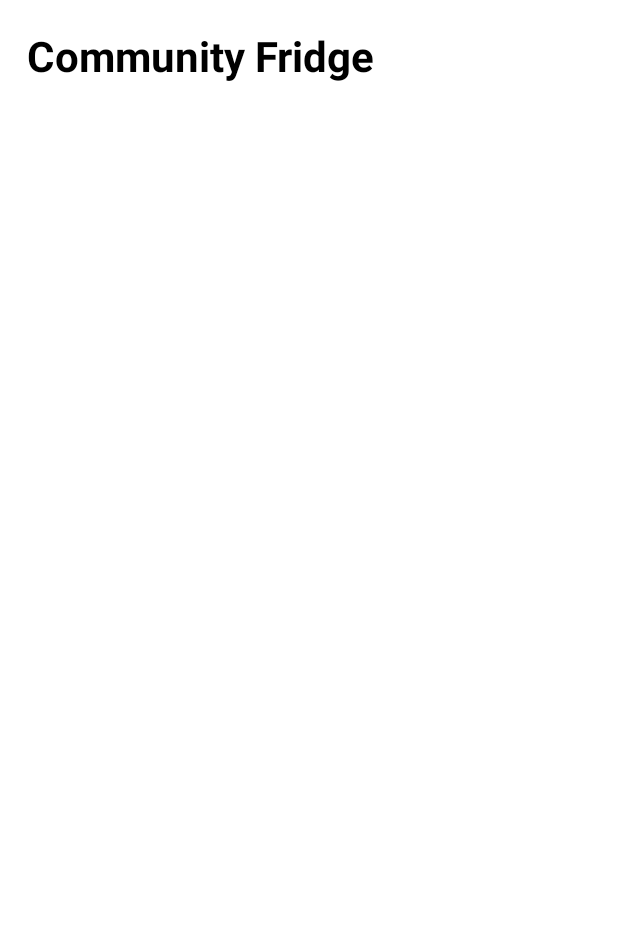
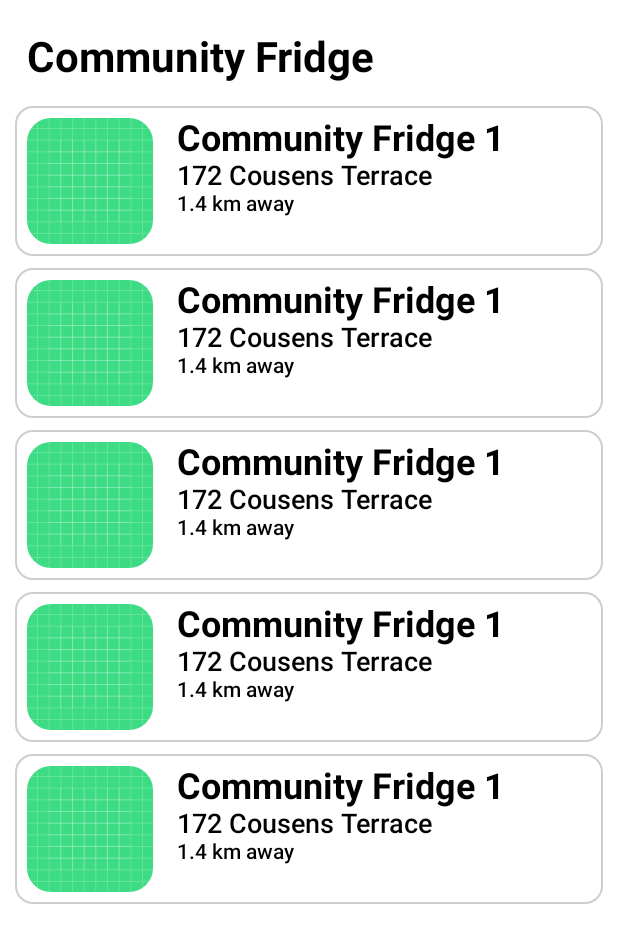
Before and after one commit to zaydadnan08/CS446, an Android app built with Jetpack Compose: the @Preview function CommunityFridgeScreen, on a phone screen of 412 x 824 dp. Shown: the top 943 px of the screen. Run offline under Robolectric (Android 15) with nearby library versions, the phone set to English and light mode, and no system bars.

Commit message:
community basic ui

```diff
--- a/app/src/main/java/com/example/farmerpro/ui/home/fridge/communityfridgescreen.kt
+++ b/app/src/main/java/com/example/farmerpro/ui/home/fridge/communityfridgescreen.kt
@@ -1,7 +1,13 @@
 package com.example.farmerpro.ui.home.fridge
 
 import android.graphics.Color
+import androidx.compose.foundation.BorderStroke
+import androidx.compose.foundation.border
 import androidx.compose.foundation.layout.*
+import androidx.compose.foundation.lazy.GridCells
+import androidx.compose.foundation.lazy.LazyVerticalGrid
+import androidx.compose.foundation.lazy.itemsIndexed
+import androidx.compose.foundation.shape.CircleShape
 import androidx.compose.material.*
 import androidx.compose.material.icons.Icons
 import androidx.compose.material.icons.filled.Close
@@ -34,5 +40,15 @@ fun CommunityFridgeScreen(){
             )
         )
         Spacer(modifier = Modifier.height(8.dp))
+        fridge()
+        Spacer(modifier = Modifier.height(8.dp))
+        fridge()
+        Spacer(modifier = Modifier.height(8.dp))
+        fridge()
+        Spacer(modifier = Modifier.height(8.dp))
+        fridge()
+        Spacer(modifier = Modifier.height(8.dp))
+        fridge()
+
     }
 }
--- a/app/src/main/java/com/example/farmerpro/ui/home/fridge/fridge.kt
+++ b/app/src/main/java/com/example/farmerpro/ui/home/fridge/fridge.kt
@@ -1,10 +1,18 @@
 package com.example.farmerpro.ui.home.fridge
 
+import androidx.compose.foundation.BorderStroke
 import androidx.compose.foundation.Image
+import androidx.compose.foundation.background
+import androidx.compose.foundation.border
 import androidx.compose.foundation.layout.*
+import androidx.compose.foundation.shape.CircleShape
+import androidx.compose.foundation.shape.RoundedCornerShape
 import androidx.compose.material.Text
 import androidx.compose.runtime.Composable
 import androidx.compose.ui.Modifier
+import androidx.compose.ui.draw.clip
+import androidx.compose.ui.graphics.Color
+import androidx.compose.ui.graphics.RectangleShape
 import androidx.compose.ui.res.painterResource
 import androidx.compose.ui.text.TextStyle
 import androidx.compose.ui.text.font.FontWeight
@@ -13,16 +21,21 @@ import androidx.compose.ui.tooling.preview.Preview
 import androidx.compose.ui.unit.dp
 import androidx.compose.ui.unit.sp
 import com.example.farmerpro.R
+import com.example.farmerpro.ui.theme.Gray400
 
 @Preview
 @Composable
 fun fridge(){
-    Row (
+        Row(
             modifier = Modifier
                 .fillMaxWidth()
                 .height(100.dp)
-            .padding(4.dp),
-        ){
+                .border(
+                    BorderStroke(1.dp, Gray400),
+                    RoundedCornerShape(12.dp)
+                )
+        )
+        {
 
             Image(
                 painter = painterResource(id = R.drawable.ic_launcher_background),
@@ -30,9 +43,14 @@ fun fridge(){
                 modifier = Modifier
                     .height(100.dp)
                     .width(100.dp)
+                    .padding(8.dp)
+                    .clip(RoundedCornerShape(16.dp))
             )
 
-        Column() {
+            Column(
+                modifier = Modifier
+                    .padding(8.dp),
+            ) {
                 Text(
                     text = "Community Fridge 1",
                     modifier = Modifier.padding(), style = TextStyle(
--- a/app/src/main/java/com/example/farmerpro/ui/theme/Color.kt
+++ b/app/src/main/java/com/example/farmerpro/ui/theme/Color.kt
@@ -1,8 +1,10 @@
 package com.example.farmerpro.ui.theme
 
+import androidx.compose.runtime.Stable
 import androidx.compose.ui.graphics.Color
 
 val Purple200 = Color(0xFFBB86FC)
 val Purple500 = Color(0xFF6200EE)
 val Purple700 = Color(0xFF3700B3)
 val Teal200 = Color(0xFF03DAC5)
+val Gray400 = Color(0xFFCECECE)
```
Lines whose indentation alone changed are shown as unchanged.
